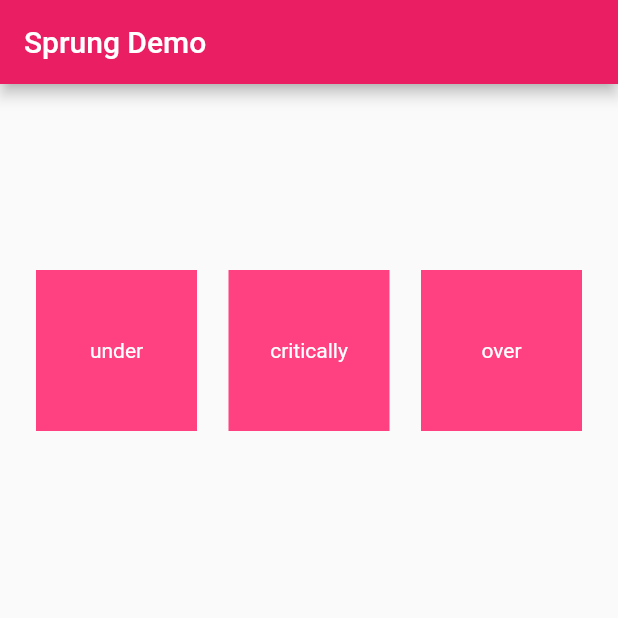
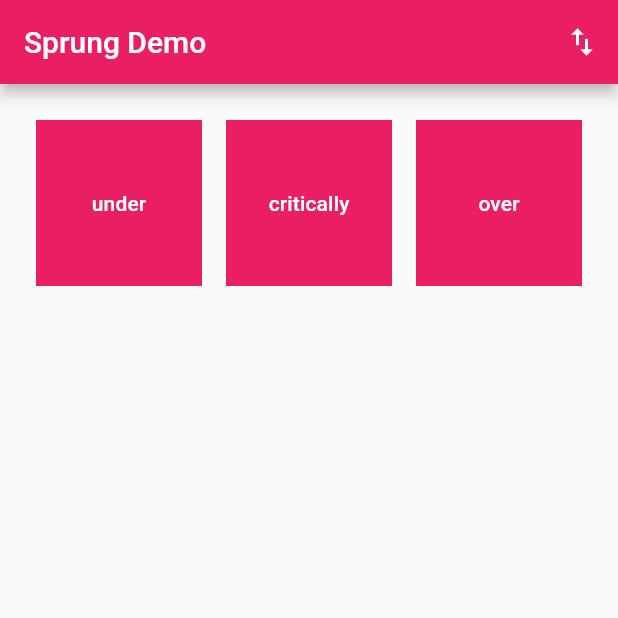
Before and after one commit to lukepighetti/sprung, a Flutter app: the screen it shows after launch, on a phone screen of 412 x 824 dp, the top half of it. Run offline on Flutter 3.47's test engine with Material 2 defaults, Android fonts, the phone set to English and light mode, and no system bars.

Commit message:
update example

```diff
--- a/example/lib/main.dart
+++ b/example/lib/main.dart
@@ -1,149 +1,139 @@
 import 'package:flutter/material.dart';
-
 import 'package:sprung/sprung.dart';
 
-void main() => runApp(MyApp());
+void main() => runApp(SprungDemoApp());
 
-class MyApp extends StatelessWidget {
-  // This widget is the root of your application.
+class SprungDemoApp extends StatefulWidget {
   @override
-  Widget build(BuildContext context) {
-    return MaterialApp(
-      title: 'Sprung Demo',
-      theme: ThemeData(
-        // This is the theme of your application.
-        //
-        // Try running your application with "flutter run". You'll see the
-        // application has a blue toolbar. Then, without quitting the app, try
-        // changing the primarySwatch below to Colors.green and then invoke
-        // "hot reload" (press "r" in the console where you ran "flutter run",
-        // or simply save your changes to "hot reload" in a Flutter IDE).
-        // Notice that the counter didn't reset back to zero; the application
-        // is not restarted.
-        primarySwatch: Colors.pink,
-      ),
-      home: MyHomePage(title: 'Sprung Demo'),
-    );
-  }
+  _SprungDemoAppState createState() => _SprungDemoAppState();
 }
 
-class MyHomePage extends StatefulWidget {
-  MyHomePage({Key key, this.title}) : super(key: key);
+class _SprungDemoAppState extends State<SprungDemoApp> {
+  static final title = 'Sprung Demo';
 
-  // This widget is the home page of your application. It is stateful, meaning
-  // that it has a State object (defined below) that contains fields that affect
-  // how it looks.
+  /// The state map used to handle the animation toggle state for each [_AnimatedTrack].
+  final toggleMap = {
+    'under': false,
+    'critically': false,
+    'over': false,
+  };
 
-  // This class is the configuration for the state. It holds the values (in this
-  // case the title) provided by the parent (in this case the App widget) and
-  // used by the build method of the State. Fields in a Widget subclass are
-  // always marked "final".
+  /// The String/Curve map to build out our example [_AnimatedTrack]s.
+  final sprungMap = {
+    'under': Sprung.underDamped,
+    'critically': Sprung.criticallyDamped,
+    'over': Sprung.overDamped,
+  };
 
-  final String title;
+  /// Toggle a single track based on a key from [sprungMap] and [toggleMap].
+  void handleToggle(String e) {
+    setState(() {
+      toggleMap[e] = !toggleMap[e];
+    });
+  }
 
-  @override
-  _MyHomePageState createState() => _MyHomePageState();
-}
-
-class _MyHomePageState extends State<MyHomePage> {
-  @override
-  Widget build(BuildContext context) {
-    // This method is rerun every time setState is called, for instance as done
-    // by the _toggleOffset method above.
-    //
-    // The Flutter framework has been optimized to make rerunning build methods
-    // fast, so that you can just rebuild anything that needs updating rather
-    // than having to individually change instances of widgets.
-
-    return Scaffold(
-      appBar: AppBar(
-        // Here we take the value from the MyHomePage object that was created by
-        // the App.build method, and use it to set our appbar title.
-        title: Text(widget.title),
-      ),
-      body: Container(
-        // Center is a layout widget. It takes a single child and positions it
-        // in the middle of the parent.
-        alignment: Alignment.topCenter,
-        padding: EdgeInsets.all(24.0),
-
-        child: Row(
-          crossAxisAlignment: CrossAxisAlignment.start,
-          mainAxisAlignment: MainAxisAlignment.spaceBetween,
-          children: <Widget>[
-            SprungBox(
-              title: "under",
-              curve: Sprung.underDamped,
-            ),
-            SprungBox(
-              title: "critically",
-              curve: Sprung.criticallyDamped,
-            ),
-            SprungBox(
-              title: "over",
-              curve: Sprung.overDamped,
-            ),
-          ],
-        ),
-      ), // This trailing comma makes auto-formatting nicer for build methods.
-    );
-  }
-}
-
-class SprungBox extends StatefulWidget {
-  final String title;
-  final Curve curve;
-  final Duration duration;
-
-  SprungBox({
-    @required this.title,
-    @required this.curve,
-    duration,
-  }) : this.duration = duration ?? Duration(milliseconds: 700);
-
-  @override
-  _SprungBoxState createState() => _SprungBoxState();
-}
-
-class _SprungBoxState extends State<SprungBox> {
-  bool _isOffset = false;
-
-  void _toggleOffset() {
+  /// Toggle all tracks in [toggleMap].
+  void handleToggleAll() {
     setState(() {
-      // This call to setState tells the Flutter framework that something has
-      // changed in this State, which causes it to rerun the build method below
-      // so that the display can reflect the updated values. If we changed
-      // _counter without calling setState(), then the build method would not be
-      // called again, and so nothing would appear to happen.
-      this._isOffset = !this._isOffset;
+      toggleMap.forEach((key, _) {
+        handleToggle(key);
+      });
     });
   }
 
   @override
   Widget build(BuildContext context) {
-    return LayoutBuilder(
-      builder: (context, constraints) {
-        final height = constraints.maxHeight;
-        final text = widget.title;
-        final top = this._isOffset ? height - 200.0 : 100.0;
+    return MaterialApp(
+      title: title,
+      theme: ThemeData(primarySwatch: Colors.pink),
+      debugShowCheckedModeBanner: false,
+      home: Scaffold(
+        /// App bar
+        appBar: AppBar(
+          title: Text(title),
+          actions: [
+            IconButton(
+              icon: Icon(Icons.swap_vert),
+              onPressed: handleToggleAll,
+            ),
+          ],
+        ),
+        body: Container(
+          alignment: Alignment.topCenter,
+          padding: EdgeInsets.all(16.0),
+          child: Row(
+            children: <Widget>[
+              for (var e in sprungMap.entries)
 
-        final width = MediaQuery.of(context).size.width / 3 - 30;
+                /// Track
+                Expanded(
+                  child: _AnimatedTrack(
+                    title: e.key,
+                    curve: e.value,
+                    toggle: toggleMap[e.key],
+                    onTap: () => handleToggle(e.key),
+                  ),
+                ),
+            ],
+          ),
+        ),
+      ),
+    );
+  }
+}
 
-        return GestureDetector(
-          onTap: _toggleOffset,
-          child: AnimatedContainer(
-            duration: this.widget.duration,
-            curve: widget.curve,
-            margin: EdgeInsets.only(
-              top: top,
-            ),
-            height: width,
-            width: width,
-            color: Colors.pinkAccent,
-            child: Center(
-              child: Text(
-                text,
-                style: TextStyle(color: Colors.white),
+class _AnimatedTrack extends StatelessWidget {
+  /// A vertical track with animated alignment for a square tappable box with text.
+  ///
+  /// At the top of the track when [toggle] is true.
+  _AnimatedTrack({
+    Key key,
+    @required this.title,
+    @required this.curve,
+    this.toggle = false,
+    this.onTap,
+  }) : super(key: key);
+
+  /// The title to display on this animated track.
+  final String title;
+
+  /// The curve to animate with.
+  final Curve curve;
+
+  /// The callback to fire when tapping the button in this track.
+  final VoidCallback onTap;
+
+  /// If this track is toggled or not.
+  final bool toggle;
+
+  @override
+  Widget build(BuildContext context) {
+    final theme = Theme.of(context);
+
+    return TweenAnimationBuilder(
+      tween: Tween(end: toggle ? 1.0 : 0.0),
+      curve: curve,
+      duration: Duration(milliseconds: 750),
+      builder: (context, t, child) {
+        return Container(
+          margin: EdgeInsets.all(8),
+          alignment: Alignment.lerp(
+            Alignment.topCenter,
+            Alignment.bottomCenter,
+            t,
+          ),
+          child: AspectRatio(
+            aspectRatio: 1.0,
+            child: Material(
+              color: theme.primaryColor,
+              child: InkWell(
+                onTap: onTap,
+                child: Center(
+                  child: Text(
+                    title,
+                    style: theme.primaryTextTheme.subtitle2,
+                  ),
+                ),
               ),
             ),
           ),
```
Also changed, not shown: example/pubspec.yaml (+1 -50 lines), pubspec.lock, 2 other files.
